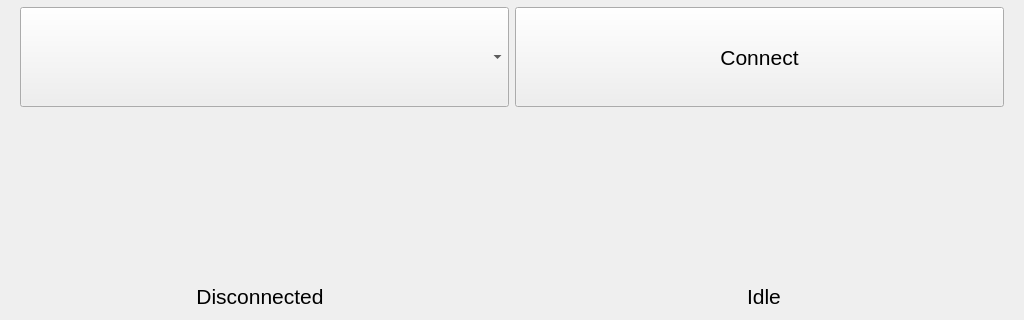
Qt form views/viewMain.ui (Begus001/PyCncTouch) before a commit; both pictures show x 0 to 1024 and y 280 to 600 of the 1024 by 600 pixel window.
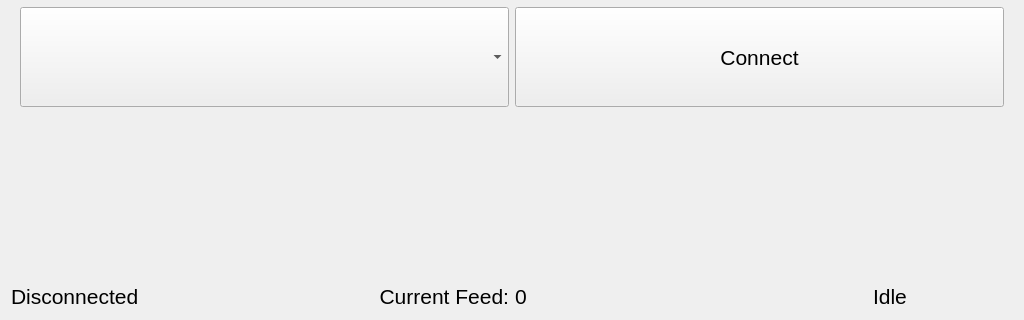
The same form after that commit. Custom widgets are drawn as their Qt base class.

Commit message: Parse and display current feedrate

```diff
--- a/views/viewMain.ui
+++ b/views/viewMain.ui
@@ -503,7 +503,24 @@
           <string>Disconnected</string>
          </property>
          <property name="alignment">
-          <set>Qt::AlignCenter</set>
+          <set>Qt::AlignLeading|Qt::AlignLeft|Qt::AlignVCenter</set>
+         </property>
+        </widget>
+       </item>
+       <item>
+        <widget class="QLabel" name="label_5">
+         <property name="text">
+          <string>Current Feed:</string>
+         </property>
+         <property name="alignment">
+          <set>Qt::AlignRight|Qt::AlignTrailing|Qt::AlignVCenter</set>
+         </property>
+        </widget>
+       </item>
+       <item>
+        <widget class="QLabel" name="lbCurrentFeed">
+         <property name="text">
+          <string>0</string>
          </property>
         </widget>
        </item>
```
Left out of the diff: 60 changed lines with no effect on the pictures. Lines whose indentation alone changed are shown as unchanged. The commit also changes 3 other files.
